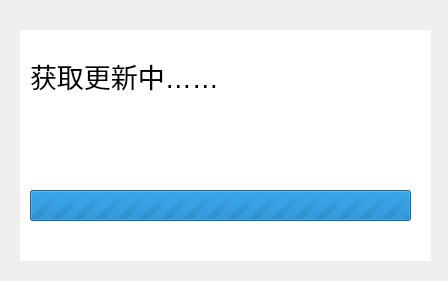
Above: need/update.ui from HDILP/HDILP-tools before the change. Below: the same form after it.
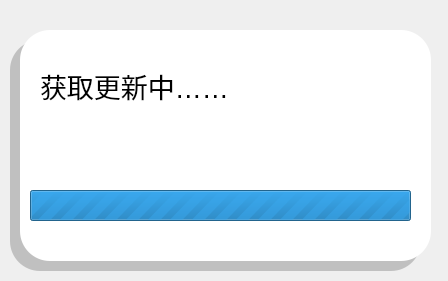
That is the form after the change. The open tabs and pages were chosen to show the change.

What changed in the file:
```diff
--- a/need/update.ui
+++ b/need/update.ui
@@ -22,11 +22,58 @@
    <string>MainWindow</string>
   </property>
   <widget class="QWidget" name="centralwidget">
+   <widget class="QLabel" name="label_2">
+    <property name="geometry">
+     <rect>
+      <x>20</x>
+      <y>30</y>
+      <width>411</width>
+      <height>231</height>
+     </rect>
+    </property>
+    <property name="styleSheet">
+     <string notr="true">background-color: rgb(255, 255, 255);
+
+border-top-left-radius:30px;
+border-bottom-left-radius:30px;
+border-top-right-radius:30px;
+border-bottom-right-radius:30px;</string>
+    </property>
+    <property name="text">
+     <string/>
+    </property>
+   </widget>
+   <widget class="QStackedWidget" name="stackedWidget">
+    <property name="geometry">
+     <rect>
+      <x>30</x>
+      <y>50</y>
+      <width>391</width>
+      <height>201</height>
+     </rect>
+    </property>
+    <property name="currentIndex">
+     <number>1</number>
+    </property>
+    <widget class="QWidget" name="page">
+     <widget class="QLabel" name="label">
+      <property name="geometry">
+       <rect>
+        <x>10</x>
+        <y>20</y>
+        <width>211</width>
+        <height>31</height>
+       </rect>
+      </property>
+      <property name="text">
+       <string>获取更新中……</string>
+      </property>
+     </widget>
    <widget class="QProgressBar" name="progressBar">
     <property name="geometry">
      <rect>
-      <x>30</x>
-      <y>190</y>
+        <x>0</x>
+        <y>140</y>
       <width>381</width>
       <height>31</height>
      </rect>
@@ -53,38 +100,47 @@
      <enum>QProgressBar::TopToBottom</enum>
     </property>
    </widget>
-   <widget class="QLabel" name="label">
+    </widget>
+    <widget class="QWidget" name="page_2">
+     <widget class="QLabel" name="label_4">
     <property name="geometry">
      <rect>
-      <x>30</x>
-      <y>60</y>
+        <x>10</x>
+        <y>20</y>
       <width>211</width>
       <height>31</height>
      </rect>
     </property>
     <property name="text">
-     <string>获取更新中……</string>
-    </property>
-   </widget>
-   <widget class="QLabel" name="label_2">
+       <string>更新失败 :(</string>
+      </property>
+     </widget>
+    </widget>
+   </widget>
+   <widget class="QLabel" name="label_3">
     <property name="geometry">
      <rect>
-      <x>20</x>
-      <y>30</y>
+      <x>10</x>
+      <y>40</y>
       <width>411</width>
       <height>231</height>
      </rect>
     </property>
     <property name="styleSheet">
-     <string notr="true">background-color: rgb(255, 255, 255);</string>
+     <string notr="true">background-color: rgba(0, 0, 0,50);
+
+border-top-left-radius:30px;
+border-bottom-left-radius:30px;
+border-top-right-radius:30px;
+border-bottom-right-radius:30px;</string>
     </property>
     <property name="text">
      <string/>
     </property>
    </widget>
+   <zorder>label_3</zorder>
    <zorder>label_2</zorder>
-   <zorder>progressBar</zorder>
-   <zorder>label</zorder>
+   <zorder>stackedWidget</zorder>
   </widget>
  </widget>
  <resources/>
```
Lines whose indentation alone changed are shown as unchanged.
